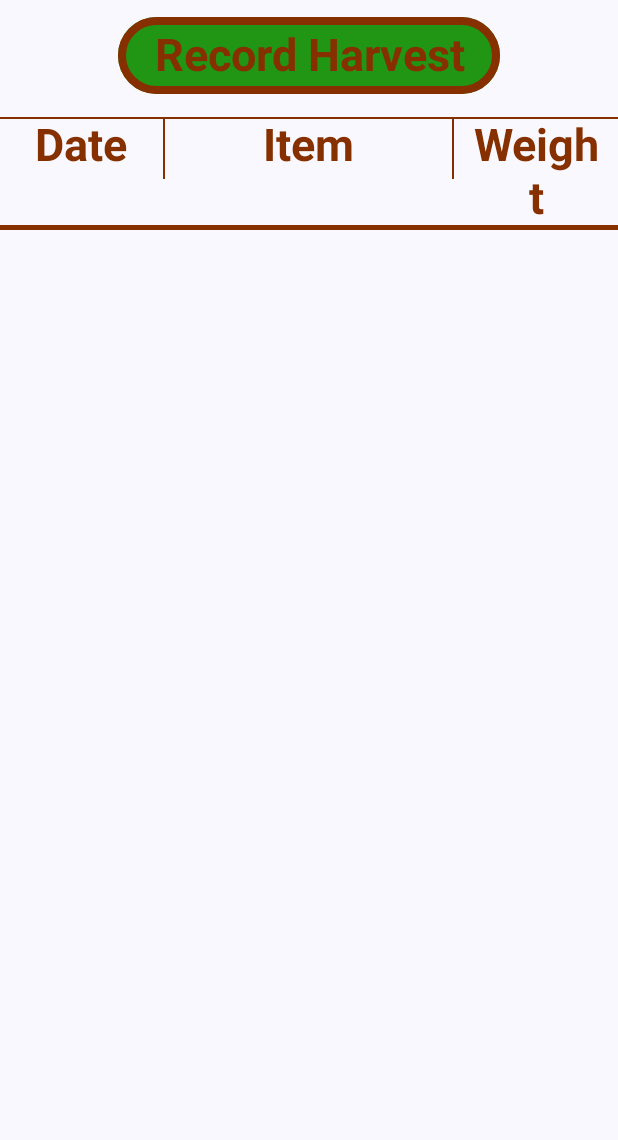
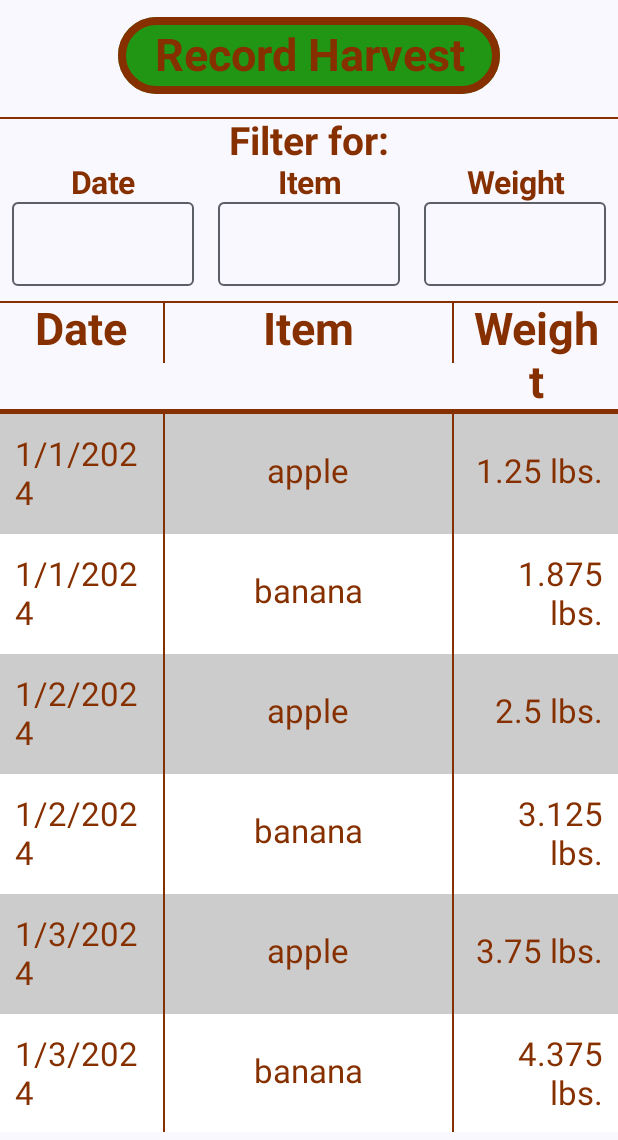
Before and after one commit to DylanSy12/ProduceLogger, an Android app built with Jetpack Compose: the screen it shows after launch (MainActivity), on a phone screen of 412 x 824 dp, the part 96-1236 px from its top. Run offline under Robolectric (Android 15) with nearby library versions, the phone set to English and light mode, and no system bars.

Commit message:
Added filter/search function, added comments

```diff
--- /dev/null
+++ b/app/src/main/java/com/example/producelogger/Harvest.kt
@@ -0,0 +1,7 @@
+package com.example.producelogger
+
+data class Harvest(
+    var date: String = "",
+    var item: String = "",
+    var weight: String = ""
+)
--- a/app/src/main/java/com/example/producelogger/HarvestLog.kt
+++ b/app/src/main/java/com/example/producelogger/HarvestLog.kt
@@ -1,13 +1,9 @@
 package com.example.producelogger
 
 import android.annotation.SuppressLint
-import android.os.Bundle
-import androidx.activity.ComponentActivity
-import androidx.activity.compose.setContent
 import androidx.compose.foundation.BorderStroke
 import androidx.compose.foundation.background
 import androidx.compose.foundation.layout.Arrangement
-import androidx.compose.foundation.layout.Box
 import androidx.compose.foundation.layout.*
 import androidx.compose.foundation.layout.Row
 import androidx.compose.foundation.layout.fillMaxSize
@@ -17,80 +13,38 @@ import androidx.compose.foundation.layout.size
 import androidx.compose.foundation.lazy.LazyColumn
 import androidx.compose.foundation.lazy.items
 import androidx.compose.material3.Button
-import androidx.compose.material3.ButtonColors
 import androidx.compose.material3.ButtonDefaults
 import androidx.compose.material3.Divider
 import androidx.compose.material3.ExperimentalMaterial3Api
-import androidx.compose.material3.MaterialTheme
-import androidx.compose.material3.Scaffold
-import androidx.compose.material3.Surface
+import androidx.compose.material3.OutlinedTextField
 import androidx.compose.material3.Text
-import androidx.compose.material3.TopAppBar
-import androidx.compose.material3.TopAppBarDefaults
 import androidx.compose.runtime.Composable
+import androidx.compose.runtime.getValue
+import androidx.compose.runtime.mutableStateOf
+import androidx.compose.runtime.remember
+import androidx.compose.runtime.setValue
 import androidx.compose.ui.Alignment
 import androidx.compose.ui.Modifier
 import androidx.compose.ui.graphics.Color
-import androidx.compose.ui.platform.LocalContext
-import androidx.compose.ui.semantics.Role.Companion.Button
-import androidx.compose.ui.text.AnnotatedString
 import androidx.compose.ui.text.TextStyle
 import androidx.compose.ui.text.font.FontWeight
 import androidx.compose.ui.text.style.TextAlign
-import androidx.compose.ui.text.style.TextOverflow
 import androidx.compose.ui.tooling.preview.Preview
 import androidx.compose.ui.unit.dp
 import androidx.compose.ui.unit.sp
-import androidx.core.graphics.toColor
-import androidx.core.graphics.toColorLong
-import com.example.producelogger.ui.theme.ProduceLoggerTheme
-import androidx.navigation.NavHostController
+import com.example.producelogger.ui.theme.*
 import androidx.navigation.compose.rememberNavController
 import androidx.navigation.NavController
 
+@SuppressLint("UnusedMaterial3ScaffoldPaddingParameter")
 @OptIn(ExperimentalMaterial3Api::class)
-@SuppressLint("UnusedMaterial3ScaffoldPaddingParameter")
 @Composable
 fun HarvestLogComposable(navController: NavController) {
-    Surface(
-        modifier = Modifier.fillMaxSize(),
-        color = MaterialTheme.colorScheme.background
-    ) {
-        Scaffold(
-            topBar = {
-                TopAppBar(
-                    colors = TopAppBarDefaults.largeTopAppBarColors(
-                        containerColor = com.example.producelogger.ui.theme.DarkGreen,
-                        titleContentColor = com.example.producelogger.ui.theme.Brown,
-                    ),
-                    title = {
-                        Row(
-                            horizontalArrangement = Arrangement.Center,
-                            modifier = Modifier
-                                .fillMaxWidth()
-                                .padding(bottom = 5.dp)
-                        ) {
-                            Text(
-                                text = "Produce Logger",
-                                style = TextStyle(fontSize = 50.sp)
-                            )
-                        }
-                    }
-                )
-            }
-        ) {
-            HarvestedProduce(navController = navController, produceList = harvestList)
-        }
-    }
-}
-@Composable
-fun HarvestedProduce(navController: NavController, produceList: ArrayList<Map<String, String>>) {
     Column(
         horizontalAlignment = Alignment.CenterHorizontally,
-        modifier = Modifier
-            .fillMaxSize()
-            .padding(top = 60.dp, bottom = 5.dp)
+        modifier = Modifier.fillMaxSize().padding(top = 60.dp, bottom = 5.dp)
     ) {
+        // Button to navigate to HarvestRecorder
         Button(
             modifier = Modifier.padding(15.dp),
             onClick = {
@@ -101,10 +55,10 @@ fun HarvestedProduce(navController: NavController, produceList: ArrayList<Map<St
                     }
                 }
             },
-            border = BorderStroke(5.dp, com.example.producelogger.ui.theme.Brown),
+            border = BorderStroke(5.dp, Brown),
             colors = ButtonDefaults.buttonColors(
-                containerColor = com.example.producelogger.ui.theme.DarkGreen,
-                contentColor = com.example.producelogger.ui.theme.Brown
+                containerColor = DarkGreen,
+                contentColor = Brown
             )
         ) {
             Text(
@@ -116,68 +70,146 @@ fun HarvestedProduce(navController: NavController, produceList: ArrayList<Map<St
                 )
             )
         }
-        Divider(color = com.example.producelogger.ui.theme.Brown)
+
+        Divider(color = Brown)
+
+        // Filters
+        // Filter header
+        Text(
+            text = "Filter for:",
+            style = TextStyle(
+                fontWeight = FontWeight.Bold,
+                fontSize = 26.sp,
+                textAlign = TextAlign.Center,
+                color = Brown
+            )
+        )
+        // Filter labels
+        Row(modifier = Modifier.fillMaxWidth()) {
+            Text(
+                text = "Date",
+                modifier = Modifier.weight(1f),
+                style = TextStyle(
+                    fontWeight = FontWeight.Bold,
+                    fontSize = 21.sp,
+                    textAlign = TextAlign.Center,
+                    color = Brown
+                )
+            )
+            Text(
+                text = "Item",
+                modifier = Modifier.weight(1f),
+                style = TextStyle(
+                    fontWeight = FontWeight.Bold,
+                    fontSize = 21.sp,
+                    textAlign = TextAlign.Center,
+                    color = Brown
+                )
+            )
+            Text(
+                text = "Weight",
+                modifier = Modifier.weight(1f),
+                style = TextStyle(
+                    fontWeight = FontWeight.Bold,
+                    fontSize = 21.sp,
+                    textAlign = TextAlign.Center,
+                    color = Brown
+                )
+            )
+        }
+        // Filter input TextFields
+        var searchDate by remember { mutableStateOf("") }
+        var searchItem by remember { mutableStateOf("") }
+        var searchWeight by remember { mutableStateOf("") }
+        Row(modifier = Modifier.fillMaxWidth()) {
+            OutlinedTextField(
+                value = searchDate,
+                onValueChange = { searchDate = it },
+                textStyle = TextStyle(
+                    fontSize = 19.sp,
+                    textAlign = TextAlign.Center,
+                    color = Brown
+                ),
+                modifier = Modifier.padding(start = 8.dp, end = 8.dp, bottom = 10.dp).weight(1f)
+            )
+            OutlinedTextField(
+                value = searchItem,
+                onValueChange = { searchItem = it },
+                textStyle = TextStyle(
+                    fontSize = 19.sp,
+                    textAlign = TextAlign.Center,
+                    color = Brown
+                ),
+                modifier = Modifier.padding(start = 8.dp, end = 8.dp, bottom = 10.dp).weight(1f)
+            )
+            OutlinedTextField(
+                value = searchWeight,
+                onValueChange = { searchWeight = it },
+                textStyle = TextStyle(
+                    fontSize = 19.sp,
+                    textAlign = TextAlign.Center,
+                    color = Brown
+                ),
+                modifier = Modifier.padding(start = 8.dp, end = 8.dp, bottom = 10.dp).weight(1f)
+            )
+        }
+
+        Divider(color = Brown)
+
+        // HarvestLog
+        // List headers
         Row(
             horizontalArrangement = Arrangement.Center,
-            modifier = Modifier
-                .fillMaxWidth()
+            modifier = Modifier.fillMaxWidth()
         ) {
             Text(
-                "Date", modifier = Modifier
-                    .weight(1F)
-                    .padding(10.dp, 0.dp),
+                text = "Date",
+                modifier = Modifier.weight(1F).padding(10.dp, 0.dp),
                 style = TextStyle(
                     fontWeight = FontWeight.Bold,
                     fontSize = 30.sp,
                     textAlign = TextAlign.Center,
-                    color = com.example.producelogger.ui.theme.Brown
+                    color = Brown
                 )
             )
-            Divider(
-                color = com.example.producelogger.ui.theme.Brown,
-                modifier = Modifier.size(1.dp, 40.dp)
-            )
+            Divider(color = Brown, modifier = Modifier.size(1.dp, 40.dp))
             Text(
-                "Item", modifier = Modifier
-                    .weight(1.75F)
-                    .padding(10.dp, 0.dp),
+                text = "Item",
+                modifier = Modifier.weight(1.75F).padding(10.dp, 0.dp),
                 style = TextStyle(
                     fontWeight = FontWeight.Bold,
                     fontSize = 30.sp,
                     textAlign = TextAlign.Center,
-                    color = com.example.producelogger.ui.theme.Brown
+                    color = Brown
                 )
             )
-            Divider(
-                color = com.example.producelogger.ui.theme.Brown,
-                modifier = Modifier.size(1.dp, 40.dp)
-            )
+            Divider(color = Brown, modifier = Modifier.size(1.dp, 40.dp))
             Text(
-                "Weight", modifier = Modifier
-                    .weight(1F)
-                    .padding(10.dp, 0.dp),
+                text = "Weight",
+                modifier = Modifier.weight(1F).padding(10.dp, 0.dp),
                 style = TextStyle(
                     fontWeight = FontWeight.Bold,
                     fontSize = 30.sp,
                     textAlign = TextAlign.Center,
-                    color = com.example.producelogger.ui.theme.Brown
+                    color = Brown
                 )
             )
         }
-        Divider(
-            color = com.example.producelogger.ui.theme.Brown,
-            modifier = Modifier.height(3.dp)
-        )
+
+        Divider(color = Brown, modifier = Modifier.height(3.dp))
+
+        // Displays harvestList
         var rowColor = true
         LazyColumn(horizontalAlignment = Alignment.CenterHorizontally) {
-            items(produceList) { harvest ->
-                if (harvest["date"] != null && harvest["item"] != null && harvest["weight"] != null) {
-                    AddItem(
-                        dateHarvested = harvest["date"]!!,
-                        produce = harvest["item"]!!,
-                        weight = harvest["weight"]!!,
-                        rowColor = rowColor
-                    )
+            items(harvestList) { harvest ->
+                // Check for filters
+                if (
+                    searchDate in harvest.date &&
+                    searchItem in harvest.item &&
+                    searchWeight in harvest.weight
+                ) {
+                    // Displays Harvest
+                    DisplayHarvest(harvest = harvest, rowColor = rowColor)
                     rowColor = !rowColor
                 }
             }
@@ -185,20 +217,19 @@ fun HarvestedProduce(navController: NavController, produceList: ArrayList<Map<St
     }
 }
 
+// Displays Harvest
 @Composable
-fun AddItem(dateHarvested: String, produce: String, weight: String, rowColor: Boolean) {
+fun DisplayHarvest(harvest: Harvest, rowColor: Boolean) {
     Row(
         horizontalArrangement = Arrangement.Center,
         verticalAlignment = Alignment.CenterVertically,
         modifier = Modifier
             .fillMaxWidth()
             .heightIn(min = 40.dp, max = 80.dp)
-            .background(
-                color = if (rowColor) Color.LightGray else Color.White
-            )
+            .background(color = if (rowColor) Color.LightGray else Color.White)
     ) {
         Text(
-            AnnotatedString(dateHarvested),
+            text = harvest.date,
             modifier = Modifier
                 .weight(1F)
                 .heightIn(min = 40.dp, max = 80.dp)
@@ -206,15 +237,12 @@ fun AddItem(dateHarvested: String, produce: String, weight: String, rowColor: Bo
             style = TextStyle(
                 fontSize = 22.sp,
                 textAlign = TextAlign.Left,
-                color = com.example.producelogger.ui.theme.Brown
+                color = Brown
             )
         )
-        Divider(
-            color = com.example.producelogger.ui.theme.Brown,
-            modifier = Modifier.width(1.dp).fillMaxHeight()
-        )
+        Divider(color = Brown, modifier = Modifier.width(1.dp).fillMaxHeight())
         Text(
-            AnnotatedString(produce),
+            text = harvest.item,
             modifier = Modifier
                 .weight(1.75F)
                 .heightIn(min = 40.dp, max = 80.dp)
@@ -222,15 +250,12 @@ fun AddItem(dateHarvested: String, produce: String, weight: String, rowColor: Bo
             style = TextStyle(
                 fontSize = 22.sp,
                 textAlign = TextAlign.Center,
-                color = com.example.producelogger.ui.theme.Brown
+                color = Brown
             )
         )
-        Divider(
-            color = com.example.producelogger.ui.theme.Brown,
-            modifier = Modifier.width(1.dp).fillMaxHeight()
-        )
+        Divider(color = Brown, modifier = Modifier.width(1.dp).fillMaxHeight())
         Text(
-            AnnotatedString(weight),
+            text = "${harvest.weight} lbs.",
             modifier = Modifier
                 .weight(1F)
                 .heightIn(min = 40.dp, max = 80.dp)
@@ -238,12 +263,13 @@ fun AddItem(dateHarvested: String, produce: String, weight: String, rowColor: Bo
             style = TextStyle(
                 fontSize = 22.sp,
                 textAlign = TextAlign.Right,
-                color = com.example.producelogger.ui.theme.Brown
+                color = Brown
             )
         )
     }
 }
 
+// Preview
 @Preview(showBackground = true)
 @Composable
 fun screenPreviewLog() {
--- a/app/src/main/java/com/example/producelogger/MainActivity.kt
+++ b/app/src/main/java/com/example/producelogger/MainActivity.kt
@@ -4,8 +4,11 @@ import android.annotation.SuppressLint
 import android.os.Bundle
 import androidx.activity.ComponentActivity
 import androidx.activity.compose.setContent
-import androidx.compose.foundation.layout.Column
+import androidx.compose.foundation.layout.Arrangement
+import androidx.compose.foundation.layout.Row
 import androidx.compose.foundation.layout.fillMaxSize
+import androidx.compose.foundation.layout.fillMaxWidth
+import androidx.compose.foundation.layout.padding
 import androidx.compose.material3.ExperimentalMaterial3Api
 import androidx.compose.material3.MaterialTheme
 import androidx.compose.material3.Scaffold
@@ -13,22 +16,65 @@ import androidx.compose.material3.Surface
 import androidx.compose.material3.Text
 import androidx.compose.material3.TopAppBar
 import androidx.compose.material3.TopAppBarDefaults
-import androidx.compose.runtime.Composable
 import androidx.compose.ui.Modifier
-import androidx.compose.ui.tooling.preview.Preview
+import androidx.compose.ui.text.TextStyle
+import androidx.compose.ui.unit.dp
+import androidx.compose.ui.unit.sp
 import androidx.navigation.NavHostController
 import androidx.navigation.compose.rememberNavController
+import com.example.producelogger.ui.theme.Brown
+import com.example.producelogger.ui.theme.DarkGreen
 import com.example.producelogger.ui.theme.ProduceLoggerTheme
 
 class MainActivity : ComponentActivity() {
+
     lateinit var navController: NavHostController
+
+    @SuppressLint("UnusedMaterial3ScaffoldPaddingParameter")
     @OptIn(ExperimentalMaterial3Api::class)
     override fun onCreate(savedInstanceState: Bundle?) {
         super.onCreate(savedInstanceState)
+        // Creates a test harvestList
+        if (Constants.USE_TEST_DATA) {
+            var c = 1.0
+            var i = true
+            while (c <= 11) {
+                harvestList.add(Harvest(date = "1/${c.toInt()}/2024", item = "${if (i) "apple" else "banana"}", weight = "${c*1.25}"))
+                c += 0.5
+                i = !i
+            }
+        }
+        // Sets screen content
         setContent {
             ProduceLoggerTheme {
-                navController = rememberNavController()
-                SetupNavGraph(navController = navController)
+                Surface(modifier = Modifier.fillMaxSize(), color = MaterialTheme.colorScheme.background) {
+                    Scaffold(
+                        // App header
+                        topBar = {
+                            TopAppBar(
+                                colors = TopAppBarDefaults.largeTopAppBarColors(
+                                    containerColor = DarkGreen,
+                                    titleContentColor = Brown,
+                                ),
+                                title = {
+                                    Row(
+                                        horizontalArrangement = Arrangement.Center,
+                                        modifier = Modifier.fillMaxWidth().padding(bottom = 5.dp)
+                                    ) {
+                                        Text(
+                                            text = "Produce Logger",
+                                            style = TextStyle(fontSize = 50.sp)
+                                        )
+                                    }
+                                }
+                            )
+                        }
+                    ) {
+                        // Determines which screen to display
+                        navController = rememberNavController()
+                        SetupNavGraph(navController = navController)
+                    }
+                }
             }
         }
     }
--- a/app/src/main/java/com/example/producelogger/References.kt
+++ b/app/src/main/java/com/example/producelogger/References.kt
@@ -1,4 +1,4 @@
 package com.example.producelogger
 
-var harvestList: ArrayList<Map<String, String>> = ArrayList()
-var password: String = "password"
+// List that stores the recorded harvests
+var harvestList: ArrayList<Harvest> = ArrayList()
--- a/app/src/main/java/com/example/producelogger/Screen.kt
+++ b/app/src/main/java/com/example/producelogger/Screen.kt
@@ -1,5 +1,6 @@
 package com.example.producelogger
 
+// Screens routing
 sealed class Screen(val route: String) {
     object HarvestLog: Screen(route = "harvest_log")
     object HarvestRecorder: Screen(route = "harvest_recorder")
--- a/app/src/main/java/com/example/producelogger/ui/theme/Theme.kt
+++ b/app/src/main/java/com/example/producelogger/ui/theme/Theme.kt
@@ -53,6 +53,7 @@ fun ProduceLoggerTheme(
         darkTheme -> DarkColorScheme
         else -> LightColorScheme
     }
+
     val view = LocalView.current
     if (!view.isInEditMode) {
         SideEffect {
```
Also changed, not shown: app/src/main/java/com/example/producelogger/Constants.kt (added, +9 -0 lines), app/src/main/java/com/example/producelogger/HarvestRecorder.kt (+91 -162 lines), app/src/main/java/com/example/producelogger/NavGraph.kt (+5 -18 lines), app/src/main/java/com/example/producelogger/getCurrentDateTime.kt (added, +17 -0 lines).
